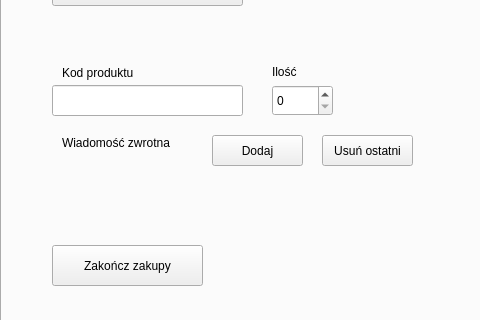
Old version of the form mainwindow.ui in the repository SzymiJimi/TeamProject; both pictures show x 0 to 480 and y 148 to 468 of the 1142 by 653 pixel window.
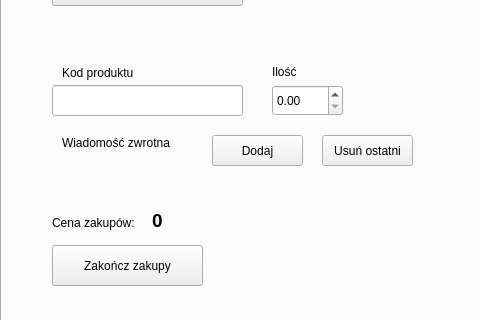
New version of the form. The open tabs and pages were chosen to show the change.

Commit message: Added buy product functionality, and rapired bug with saving products to file

The edit to the form file:
```diff
--- a/mainwindow.ui
+++ b/mainwindow.ui
@@ -252,16 +252,6 @@
        <string>Kod produktu</string>
       </property>
      </widget>
-     <widget class="QSpinBox" name="spinBox">
-      <property name="geometry">
-       <rect>
-        <x>270</x>
-        <y>190</y>
-        <width>61</width>
-        <height>31</height>
-       </rect>
-      </property>
-     </widget>
      <widget class="QLabel" name="label_5">
       <property name="geometry">
        <rect>
@@ -327,6 +317,49 @@
        <string>Usuń</string>
       </property>
      </widget>
+     <widget class="QDoubleSpinBox" name="productsAmount">
+      <property name="geometry">
+       <rect>
+        <x>270</x>
+        <y>190</y>
+        <width>71</width>
+        <height>31</height>
+       </rect>
+      </property>
+     </widget>
+     <widget class="QLabel" name="label_6">
+      <property name="geometry">
+       <rect>
+        <x>50</x>
+        <y>320</y>
+        <width>101</width>
+        <height>16</height>
+       </rect>
+      </property>
+      <property name="text">
+       <string>Cena zakupów:</string>
+      </property>
+     </widget>
+     <widget class="QLabel" name="purchasePrice">
+      <property name="geometry">
+       <rect>
+        <x>150</x>
+        <y>310</y>
+        <width>101</width>
+        <height>31</height>
+       </rect>
+      </property>
+      <property name="font">
+       <font>
+        <pointsize>14</pointsize>
+        <weight>75</weight>
+        <bold>true</bold>
+       </font>
+      </property>
+      <property name="text">
+       <string>0</string>
+      </property>
+     </widget>
     </widget>
     <widget class="QWidget" name="warehouseTab">
      <attribute name="title">
```
Left out of the diff: 14 changed lines with no effect on the pictures. The commit also changes 13 other files.
